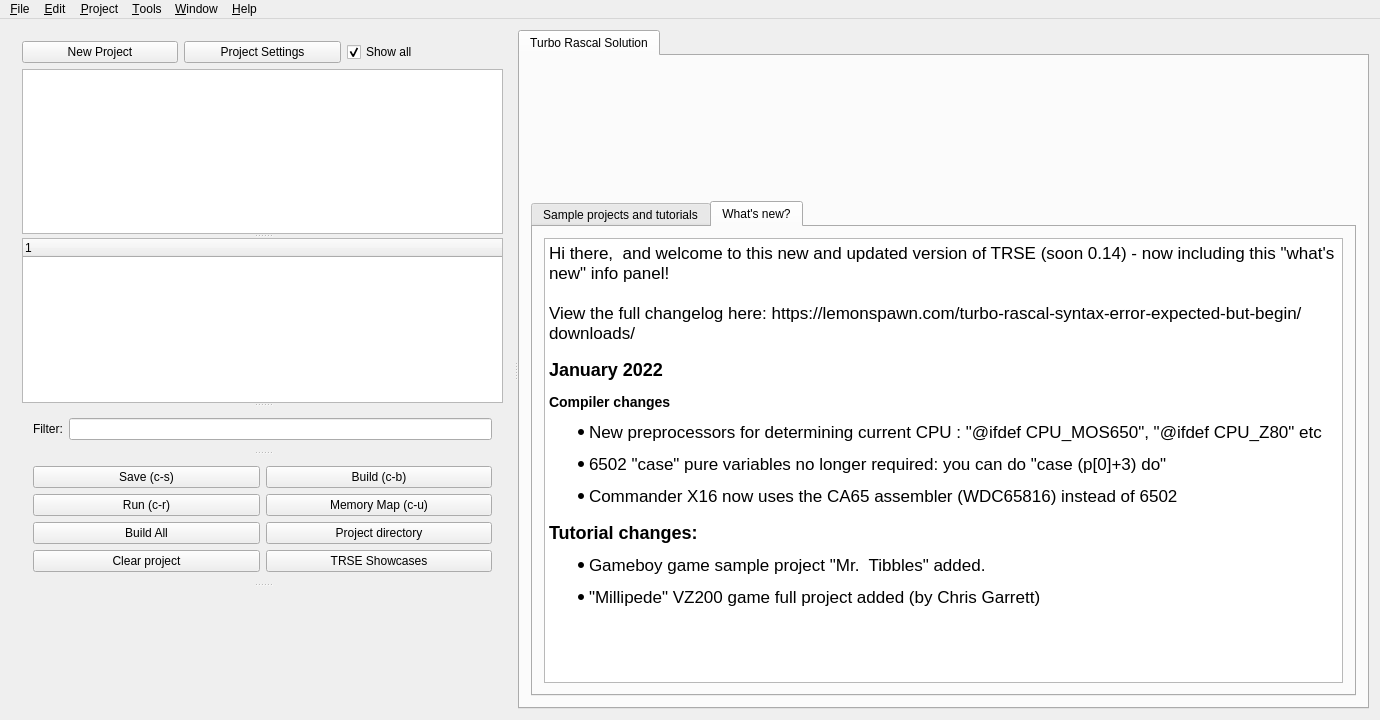
Before: the Qt Designer form mainwindow.ui in leuat/TRSE, drawn with Qt 5.
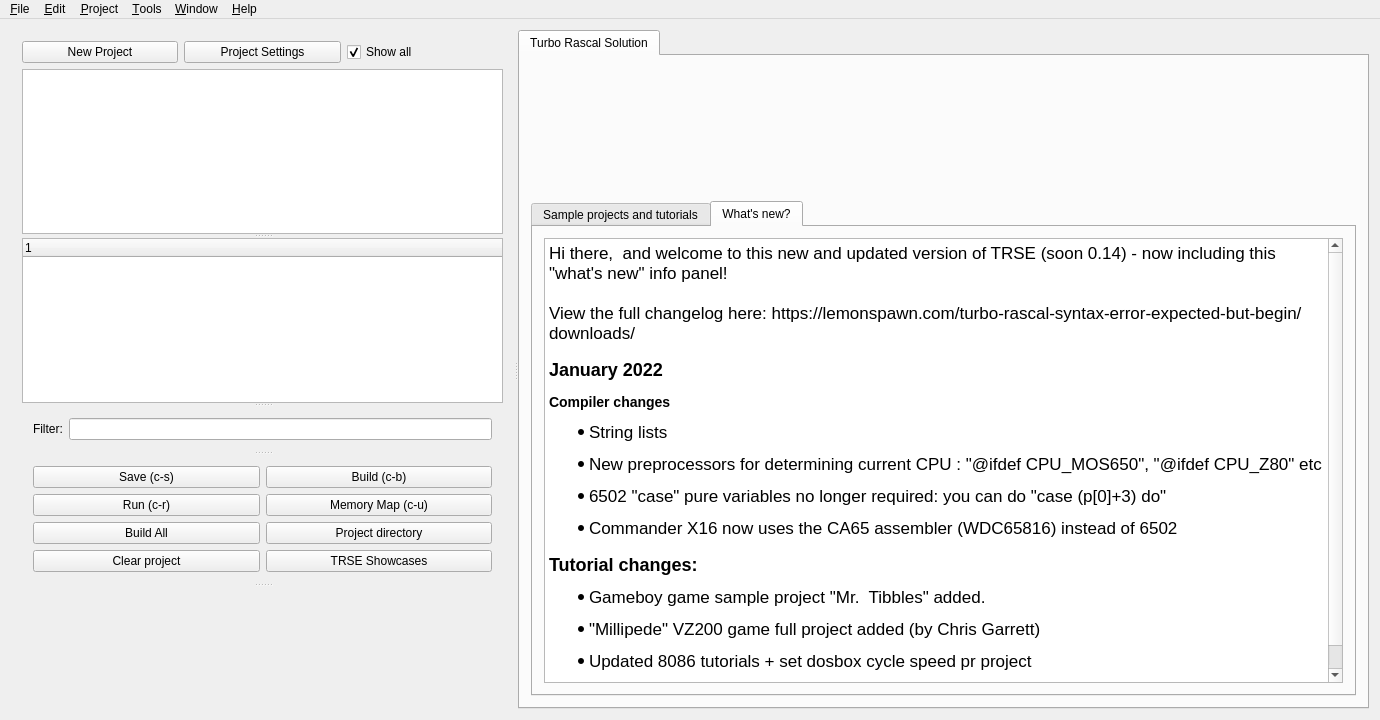
After: the same form once the commit is applied. The open tabs and pages were chosen to show the change. Icons and pictures are not drawn. Custom widgets are drawn as their Qt base class.

```diff
--- a/mainwindow.ui
+++ b/mainwindow.ui
@@ -448,12 +448,14 @@
 &lt;p style=&quot; margin-top:0px; margin-bottom:0px; margin-left:0px; margin-right:0px; -qt-block-indent:0; text-indent:0px;&quot;&gt;View the full changelog here: https://lemonspawn.com/turbo-rascal-syntax-error-expected-but-begin/downloads/&lt;/p&gt;
 &lt;h2 style=&quot; margin-top:16px; margin-bottom:12px; margin-left:0px; margin-right:0px; -qt-block-indent:0; text-indent:0px;&quot;&gt;&lt;span style=&quot; font-size:x-large; font-weight:600;&quot;&gt;January 2022&lt;/span&gt;&lt;/h2&gt;
 &lt;h3 style=&quot; margin-top:14px; margin-bottom:12px; margin-left:0px; margin-right:0px; -qt-block-indent:0; text-indent:0px;&quot;&gt;&lt;span style=&quot; font-size:large; font-weight:600;&quot;&gt;Compiler changes&lt;/span&gt;&lt;/h3&gt;
-&lt;ul style=&quot;margin-top: 0px; margin-bottom: 0px; margin-left: 0px; margin-right: 0px; -qt-list-indent: 1;&quot;&gt;&lt;li style=&quot;&quot; style=&quot; margin-top:12px; margin-bottom:12px; margin-left:0px; margin-right:0px; -qt-block-indent:0; text-indent:0px;&quot;&gt;New preprocessors for determining current CPU : &amp;quot;@ifdef CPU_MOS650&amp;quot;, &amp;quot;@ifdef CPU_Z80&amp;quot; etc&lt;/li&gt;
+&lt;ul style=&quot;margin-top: 0px; margin-bottom: 0px; margin-left: 0px; margin-right: 0px; -qt-list-indent: 1;&quot;&gt;&lt;li style=&quot;&quot; style=&quot; margin-top:12px; margin-bottom:12px; margin-left:0px; margin-right:0px; -qt-block-indent:0; text-indent:0px;&quot;&gt;String lists &lt;/li&gt;
+&lt;li style=&quot;&quot; style=&quot; margin-top:12px; margin-bottom:12px; margin-left:0px; margin-right:0px; -qt-block-indent:0; text-indent:0px;&quot;&gt;New preprocessors for determining current CPU : &amp;quot;@ifdef CPU_MOS650&amp;quot;, &amp;quot;@ifdef CPU_Z80&amp;quot; etc&lt;/li&gt;
 &lt;li style=&quot;&quot; style=&quot; margin-top:12px; margin-bottom:12px; margin-left:0px; margin-right:0px; -qt-block-indent:0; text-indent:0px;&quot;&gt;6502 &amp;quot;case&amp;quot; pure variables no longer required: you can do &amp;quot;case (p[0]+3) do&amp;quot;&lt;/li&gt;
 &lt;li style=&quot;&quot; style=&quot; margin-top:12px; margin-bottom:12px; margin-left:0px; margin-right:0px; -qt-block-indent:0; text-indent:0px;&quot;&gt;Commander X16 now uses the CA65 assembler (WDC65816) instead of 6502&lt;/li&gt;&lt;/ul&gt;
 &lt;h2 style=&quot; margin-top:16px; margin-bottom:12px; margin-left:0px; margin-right:0px; -qt-block-indent:0; text-indent:0px;&quot;&gt;&lt;span style=&quot; font-size:x-large; font-weight:600;&quot;&gt;Tutorial changes:&lt;/span&gt;&lt;/h2&gt;
 &lt;ul style=&quot;margin-top: 0px; margin-bottom: 0px; margin-left: 0px; margin-right: 0px; -qt-list-indent: 1;&quot;&gt;&lt;li style=&quot;&quot; style=&quot; margin-top:12px; margin-bottom:12px; margin-left:0px; margin-right:0px; -qt-block-indent:0; text-indent:0px;&quot;&gt;&lt;img src=&quot;:/resources/images/tutorials/mrtibbles.png&quot; width=&quot;100&quot; /&gt;Gameboy game sample project &amp;quot;Mr.  Tibbles&amp;quot; added. &lt;/li&gt;&lt;/ul&gt;
-&lt;ul style=&quot;margin-top: 0px; margin-bottom: 0px; margin-left: 0px; margin-right: 0px; -qt-list-indent: 1;&quot;&gt;&lt;li style=&quot;&quot; style=&quot; margin-top:12px; margin-bottom:12px; margin-left:0px; margin-right:0px; -qt-block-indent:0; text-indent:0px;&quot;&gt;&lt;img src=&quot;:/resources/images/billboard/b31.png&quot; width=&quot;100&quot; /&gt;&amp;quot;Millipede&amp;quot; VZ200 game full project added (by Chris Garrett)  &lt;/li&gt;&lt;/ul&gt;
+&lt;ul style=&quot;margin-top: 0px; margin-bottom: 0px; margin-left: 0px; margin-right: 0px; -qt-list-indent: 1;&quot;&gt;&lt;li style=&quot;&quot; style=&quot; margin-top:12px; margin-bottom:12px; margin-left:0px; margin-right:0px; -qt-block-indent:0; text-indent:0px;&quot;&gt;&lt;img src=&quot;:/resources/images/billboard/b31.png&quot; width=&quot;100&quot; /&gt;&amp;quot;Millipede&amp;quot; VZ200 game full project added (by Chris Garrett)  &lt;/li&gt;
+&lt;li style=&quot;&quot; style=&quot; margin-top:12px; margin-bottom:12px; margin-left:0px; margin-right:0px; -qt-block-indent:0; text-indent:0px;&quot;&gt;Updated 8086 tutorials + set dosbox cycle speed pr project&lt;/li&gt;&lt;/ul&gt;
 &lt;p style=&quot;-qt-paragraph-type:empty; margin-top:12px; margin-bottom:12px; margin-left:0px; margin-right:0px; -qt-block-indent:0; text-indent:0px; font-weight:600;&quot;&gt;&lt;br /&gt;&lt;/p&gt;&lt;/body&gt;&lt;/html&gt;</string>
                </property>
               </widget>
```
Left out of the diff: 2 changed lines with no effect on the pictures.
